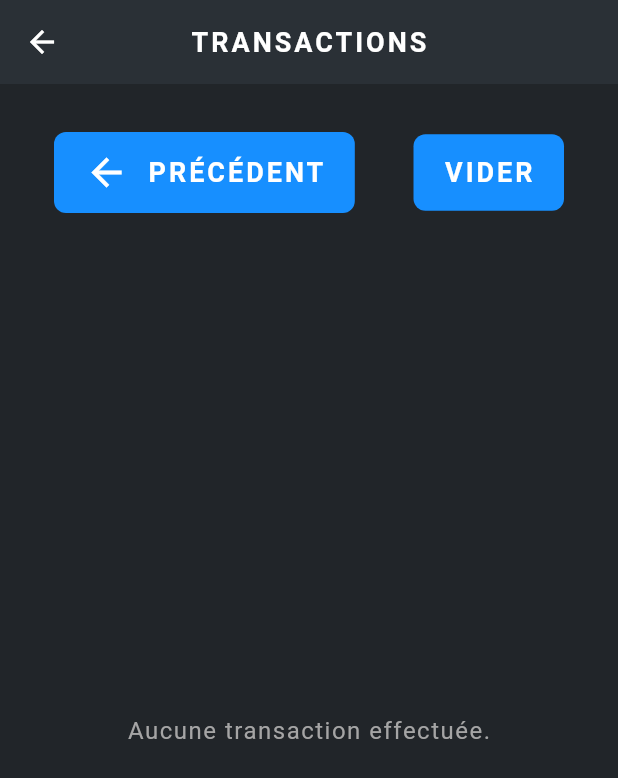
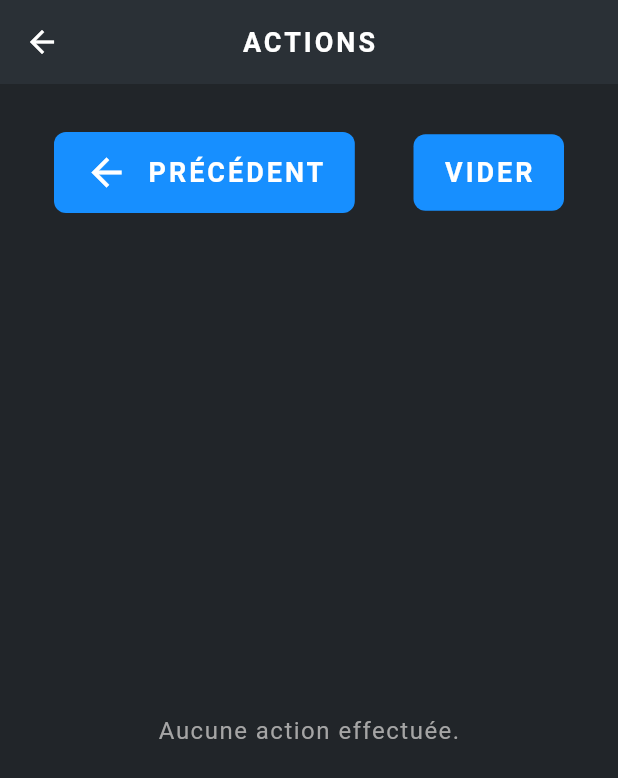
Before and after one commit to cp-23fam/excel_gestion_casiers, a Flutter app: the TransactionsListScreen screen opened directly, on a phone screen of 412 x 824 dp. Shown: the top 778 px of the screen. Run offline on Flutter 3.47's test engine with Material 3 defaults, Android fonts, the phone set to English and light mode, and no system bars; our stand-ins replace file_picker, flutter_riverpod, google_fonts, hive_flutter; missing offline and left inert: excel; accounts and stored records are empty; Roboto replaces fonts that are missing (Kanit).

Commit message:
Encore des fix mineurs

```diff
--- a/lib/src/features/locker_student_link/presentation/links_list/links_list_screen.dart
+++ b/lib/src/features/locker_student_link/presentation/links_list/links_list_screen.dart
@@ -41,12 +41,14 @@ class _LinksListScreenState extends ConsumerState<LinksListScreen> {
                 StyledButton(
                   onPressed: () {
                     if (selectedLocker != null && selectedStudent != null) {
+                      setState(() {
                         LockersRepository().editLocker(
                           selectedLocker!.number,
                           selectedLocker!.copyWith(
                             studentId: selectedStudent!.id,
                           ),
                         );
+                      });
                     }
                   },
                   child: Icon(
--- a/lib/src/features/transactions/presentation/transactions_list/transactions_list_screen.dart
+++ b/lib/src/features/transactions/presentation/transactions_list/transactions_list_screen.dart
@@ -26,7 +26,7 @@ class _TransactionsListScreenState
 
     transactions.sort((a, b) => b.timestamp - a.timestamp);
     return Scaffold(
-      appBar: AppBar(title: StyledTitle('Transactions'.hardcoded)),
+      appBar: AppBar(title: StyledTitle('Actions'.hardcoded)),
       body: Padding(
         padding: const EdgeInsets.all(Sizes.p24),
         child: Consumer(
@@ -72,7 +72,7 @@ class _TransactionsListScreenState
                       return transactions.isEmpty
                           ? Center(
                               child: StyledText(
-                                'Aucune transaction effectuée.'.hardcoded,
+                                'Aucune action effectuée.'.hardcoded,
                               ),
                             )
                           : ListView.builder(
```
Also changed, not shown: lib/src/features/students/presentation/students_list/students_list_screen.dart (+22 -0 lines). Lines whose indentation alone changed are shown as unchanged.
